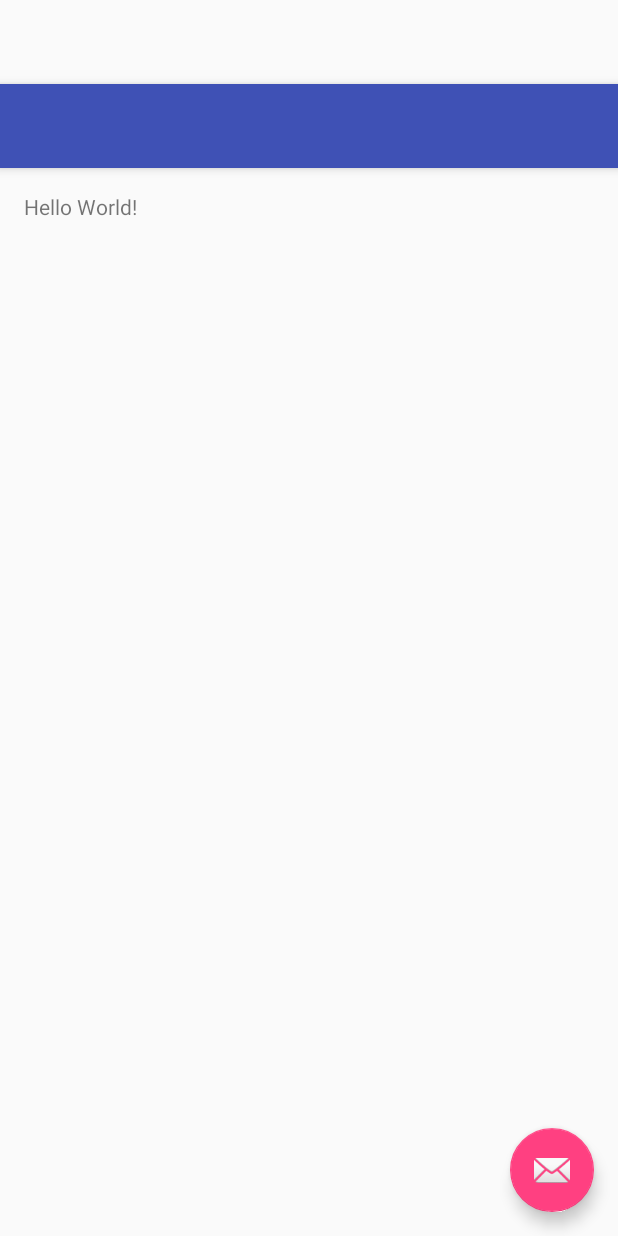
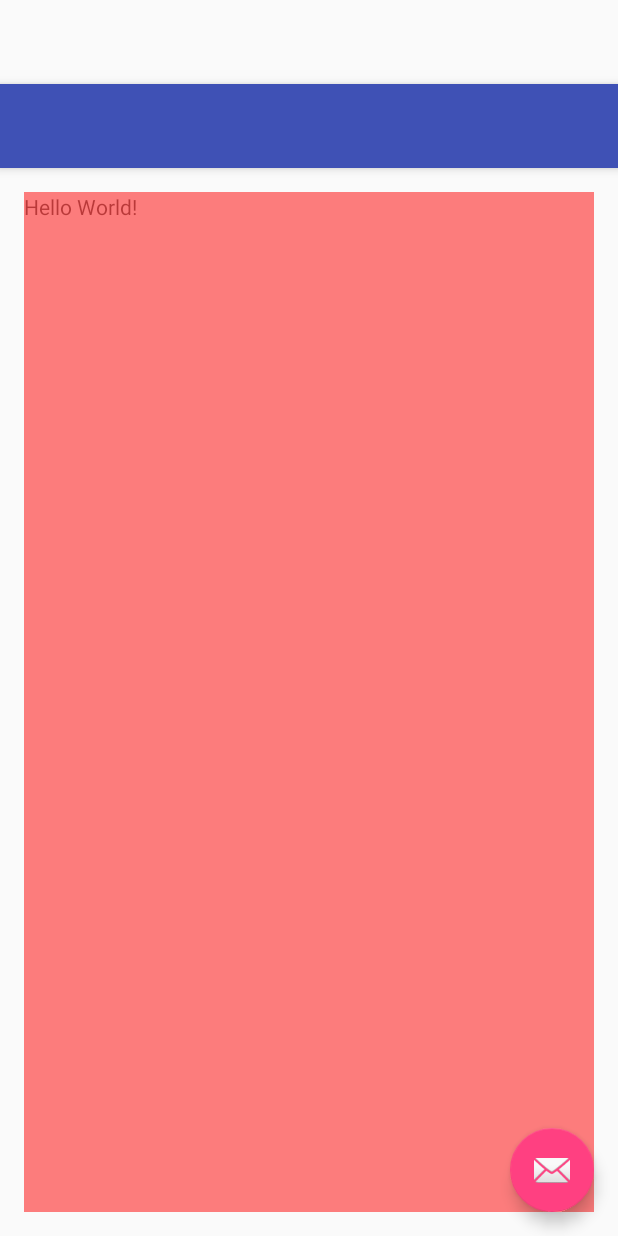
Before and after one commit to freboto/TDT4240, an Android app: the layout activity_main.xml on its own in the app's theme, with its tools: preview values and no code run, on a phone screen of 412 x 824 dp. Run offline under Robolectric (Android 15) with nearby library versions, the phone set to English and light mode, and no system bars.

Commit message:
task2, complete

```diff
--- a/app/src/main/res/layout/content_main.xml
+++ b/app/src/main/res/layout/content_main.xml
@@ -15,5 +15,12 @@
     <TextView
         android:layout_width="wrap_content"
         android:layout_height="wrap_content"
-        android:text="Hello World!" />
+        android:text="Hello World!"
+        android:id="@+id/textView" />
+
+    <FrameLayout
+        android:layout_width="match_parent"
+        android:layout_height="match_parent"
+        android:layout_alignParentBottom="true"
+        android:background="#80ff0000"></FrameLayout>
 </RelativeLayout>
--- a/app/src/main/res/values/styles.xml
+++ b/app/src/main/res/values/styles.xml
@@ -6,6 +6,7 @@
         <item name="colorPrimary">@color/colorPrimary</item>
         <item name="colorPrimaryDark">@color/colorPrimaryDark</item>
         <item name="colorAccent">@color/colorAccent</item>
+
     </style>
 
     <style name="AppTheme.NoActionBar">
```
Also changed, not shown: app/src/main/java/com/example/fredrik/mygame/TitleScreen.java (+20 -11 lines), app/src/main/res/drawable/background.png.
